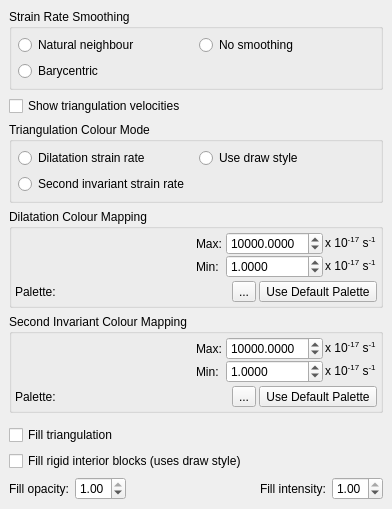
Old version of the form src/qt-widgets/TopologyNetworkResolverLayerOptionsWidgetUi.ui in the repository GPlates/GPlates.
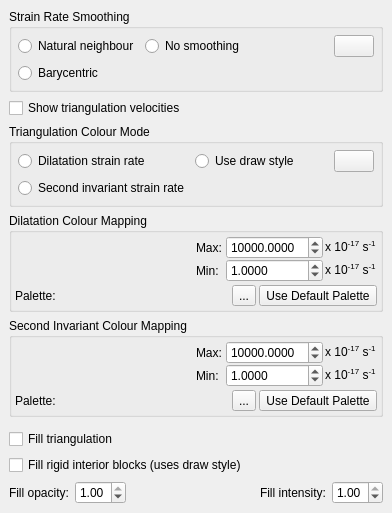
New version of the form. Icons and pictures are not drawn.

Commit message: (trunk) Provide information dialogs for generating crustal thickness points, topological network layers, reconstruct layers and topology reconstruction parameters.

The edit to the form file:
```diff
--- a/src/qt-widgets/TopologyNetworkResolverLayerOptionsWidgetUi.ui
+++ b/src/qt-widgets/TopologyNetworkResolverLayerOptionsWidgetUi.ui
@@ -50,6 +50,30 @@
         </property>
        </widget>
       </item>
+      <item row="0" column="3">
+       <widget class="QPushButton" name="push_button_help_strain_rate_smoothing">
+        <property name="text">
+         <string/>
+        </property>
+        <property name="icon">
+         <iconset resource="../qt-resources/qt_widgets.qrc">
+          <normaloff>:/human_help_browser_16.png</normaloff>:/human_help_browser_16.png</iconset>
+        </property>
+       </widget>
+      </item>
+      <item row="0" column="2">
+       <spacer name="horizontalSpacer_3">
+        <property name="orientation">
+         <enum>Qt::Horizontal</enum>
+        </property>
+        <property name="sizeHint" stdset="0">
+         <size>
+          <width>40</width>
+          <height>20</height>
+         </size>
+        </property>
+       </spacer>
+      </item>
      </layout>
     </widget>
    </item>
@@ -90,6 +114,30 @@
         </property>
        </widget>
       </item>
+      <item row="0" column="4">
+       <widget class="QPushButton" name="push_button_help_triangulation_colour_mode">
+        <property name="text">
+         <string/>
+        </property>
+        <property name="icon">
+         <iconset resource="../qt-resources/qt_widgets.qrc">
+          <normaloff>:/human_help_browser_16.png</normaloff>:/human_help_browser_16.png</iconset>
+        </property>
+       </widget>
+      </item>
+      <item row="0" column="3">
+       <spacer name="horizontalSpacer_2">
+        <property name="orientation">
+         <enum>Qt::Horizontal</enum>
+        </property>
+        <property name="sizeHint" stdset="0">
+         <size>
+          <width>40</width>
+          <height>20</height>
+         </size>
+        </property>
+       </spacer>
+      </item>
      </layout>
     </widget>
    </item>
```
Left out of the diff: 14 changed lines with no effect on the pictures. The commit also changes 11 other files.
